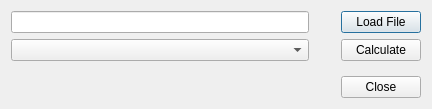
Qt form libavogadro/src/extensions/orbitaldialog.ui (cryos/avogadro) before a commit.
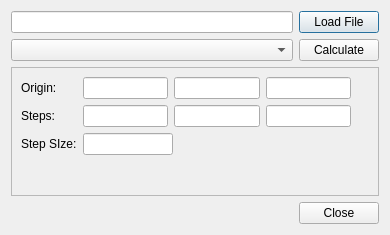
The same form after that commit.

```diff
--- a/libavogadro/src/extensions/orbitaldialog.ui
+++ b/libavogadro/src/extensions/orbitaldialog.ui
@@ -5,45 +5,191 @@
    <rect>
     <x>0</x>
     <y>0</y>
-    <width>432</width>
-    <height>109</height>
+    <width>390</width>
+    <height>235</height>
    </rect>
   </property>
   <property name="windowTitle" >
    <string>Orbitals</string>
   </property>
-  <layout class="QGridLayout" name="gridLayout" >
+  <layout class="QGridLayout" name="gridLayout_2" >
    <item row="0" column="0" >
     <widget class="QLineEdit" name="fileName" />
    </item>
-   <item row="0" column="2" >
+   <item row="0" column="1" >
     <widget class="QPushButton" name="loadFile" >
      <property name="text" >
       <string>Load File</string>
      </property>
     </widget>
    </item>
-   <item row="1" column="2" >
+   <item row="1" column="0" >
+    <widget class="QComboBox" name="orbitalCombo" />
+   </item>
+   <item row="1" column="1" >
     <widget class="QPushButton" name="calculate" >
      <property name="text" >
       <string>Calculate</string>
      </property>
     </widget>
    </item>
-   <item row="2" column="1" >
-    <spacer name="verticalSpacer" >
+   <item row="2" column="0" colspan="2" >
+    <widget class="QFrame" name="frame" >
+     <property name="frameShape" >
+      <enum>QFrame::StyledPanel</enum>
+     </property>
+     <property name="frameShadow" >
+      <enum>QFrame::Raised</enum>
+     </property>
+     <layout class="QGridLayout" name="gridLayout" >
+      <item row="0" column="1" >
+       <layout class="QHBoxLayout" name="horizontalLayout" >
+        <item>
+         <widget class="QLineEdit" name="originX" />
+        </item>
+        <item>
+         <widget class="QLineEdit" name="originY" />
+        </item>
+        <item>
+         <widget class="QLineEdit" name="originZ" />
+        </item>
+        <item>
+         <spacer name="horizontalSpacer" >
+          <property name="orientation" >
+           <enum>Qt::Horizontal</enum>
+          </property>
+          <property name="sizeHint" stdset="0" >
+           <size>
+            <width>40</width>
+            <height>20</height>
+           </size>
+          </property>
+         </spacer>
+        </item>
+       </layout>
+      </item>
+      <item row="1" column="0" >
+       <widget class="QLabel" name="label_3" >
+        <property name="text" >
+         <string>Steps:</string>
+        </property>
+        <property name="buddy" >
+         <cstring>stepsX</cstring>
+        </property>
+       </widget>
+      </item>
+      <item row="1" column="1" >
+       <layout class="QHBoxLayout" name="horizontalLayout_2" >
+        <item>
+         <widget class="QLineEdit" name="stepsX" />
+        </item>
+        <item>
+         <widget class="QLineEdit" name="stepsY" />
+        </item>
+        <item>
+         <widget class="QLineEdit" name="stepsZ" />
+        </item>
+        <item>
+         <spacer name="horizontalSpacer_3" >
+          <property name="orientation" >
+           <enum>Qt::Horizontal</enum>
+          </property>
+          <property name="sizeHint" stdset="0" >
+           <size>
+            <width>40</width>
+            <height>20</height>
+           </size>
+          </property>
+         </spacer>
+        </item>
+       </layout>
+      </item>
+      <item row="2" column="0" >
+       <widget class="QLabel" name="label_2" >
+        <property name="text" >
+         <string>Step SIze:</string>
+        </property>
+        <property name="buddy" >
+         <cstring>stepSize</cstring>
+        </property>
+       </widget>
+      </item>
+      <item row="2" column="1" >
+       <layout class="QHBoxLayout" name="horizontalLayout_3" >
+        <item>
+         <widget class="QLineEdit" name="stepSize" >
+          <property name="sizePolicy" >
+           <sizepolicy vsizetype="Fixed" hsizetype="Fixed" >
+            <horstretch>30</horstretch>
+            <verstretch>0</verstretch>
+           </sizepolicy>
+          </property>
+          <property name="maximumSize" >
+           <size>
+            <width>90</width>
+            <height>16777215</height>
+           </size>
+          </property>
+         </widget>
+        </item>
+        <item>
+         <spacer name="horizontalSpacer_2" >
+          <property name="orientation" >
+           <enum>Qt::Horizontal</enum>
+          </property>
+          <property name="sizeHint" stdset="0" >
+           <size>
+            <width>40</width>
+            <height>20</height>
+           </size>
+          </property>
+         </spacer>
+        </item>
+       </layout>
+      </item>
+      <item row="3" column="1" >
+       <spacer name="verticalSpacer" >
+        <property name="orientation" >
+         <enum>Qt::Vertical</enum>
+        </property>
+        <property name="sizeHint" stdset="0" >
+         <size>
+          <width>20</width>
+          <height>177</height>
+         </size>
+        </property>
+       </spacer>
+      </item>
+      <item row="0" column="0" >
+       <widget class="QLabel" name="label" >
+        <property name="text" >
+         <string>Origin:</string>
+        </property>
+        <property name="buddy" >
+         <cstring>originX</cstring>
+        </property>
+       </widget>
+      </item>
+     </layout>
+     <zorder>label_3</zorder>
+     <zorder>label_2</zorder>
+     <zorder>label</zorder>
+    </widget>
+   </item>
+   <item row="3" column="0" colspan="2" >
+    <spacer name="verticalSpacer_2" >
      <property name="orientation" >
       <enum>Qt::Vertical</enum>
      </property>
      <property name="sizeHint" stdset="0" >
       <size>
        <width>20</width>
-       <height>177</height>
+       <height>40</height>
       </size>
      </property>
     </spacer>
    </item>
-   <item row="3" column="0" colspan="3" >
+   <item row="4" column="0" colspan="2" >
     <widget class="QDialogButtonBox" name="buttonBox" >
      <property name="orientation" >
       <enum>Qt::Horizontal</enum>
@@ -53,9 +199,6 @@
      </property>
     </widget>
    </item>
-   <item row="1" column="0" >
-    <widget class="QComboBox" name="orbitalCombo" />
-   </item>
   </layout>
  </widget>
  <resources/>
```
Left out of the diff: 14 changed lines with no effect on the pictures.
